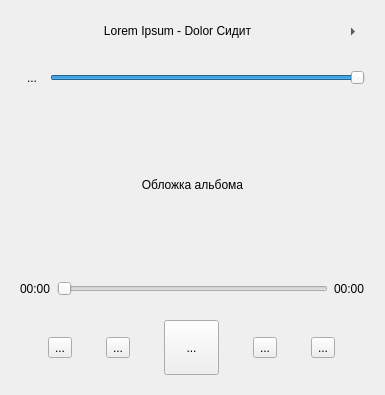
This is player.ui in mrsteyk/VkMus-RW as Qt 5 draws it before an edit. The edited form follows.
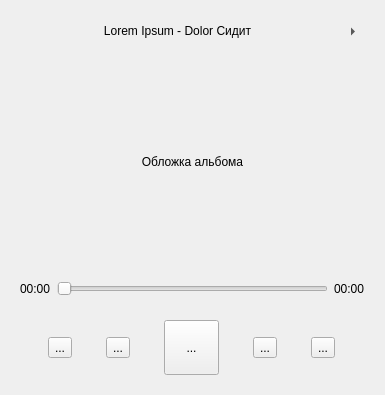
This is the edited form. Icons and pictures are not drawn.

```diff
--- a/player.ui
+++ b/player.ui
@@ -61,50 +61,6 @@
      </layout>
     </widget>
    </item>
-   <item>
-    <widget class="QWidget" name="volume_mgmt" native="true">
-     <property name="sizePolicy">
-      <sizepolicy hsizetype="Preferred" vsizetype="Maximum">
-       <horstretch>0</horstretch>
-       <verstretch>0</verstretch>
-      </sizepolicy>
-     </property>
-     <layout class="QHBoxLayout" name="horizontalLayout_2">
-      <item>
-       <widget class="QToolButton" name="volumeicon">
-        <property name="focusPolicy">
-         <enum>Qt::NoFocus</enum>
-        </property>
-        <property name="text">
-         <string>...</string>
-        </property>
-        <property name="icon">
-         <iconset theme="audio-volume-high"/>
-        </property>
-        <property name="autoRaise">
-         <bool>true</bool>
-        </property>
-       </widget>
-      </item>
-      <item>
-       <widget class="QSlider" name="volume">
-        <property name="minimum">
-         <number>0</number>
-        </property>
-        <property name="maximum">
-         <number>100</number>
-        </property>
-        <property name="value">
-         <number>100</number>
-        </property>
-        <property name="orientation">
-         <enum>Qt::Horizontal</enum>
-        </property>
-       </widget>
-      </item>
-     </layout>
-    </widget>
-   </item>
    <item>
     <widget class="QLabel" name="albumpic">
      <property name="text">
```
Left out of the diff: 16 changed lines with no effect on the pictures.
